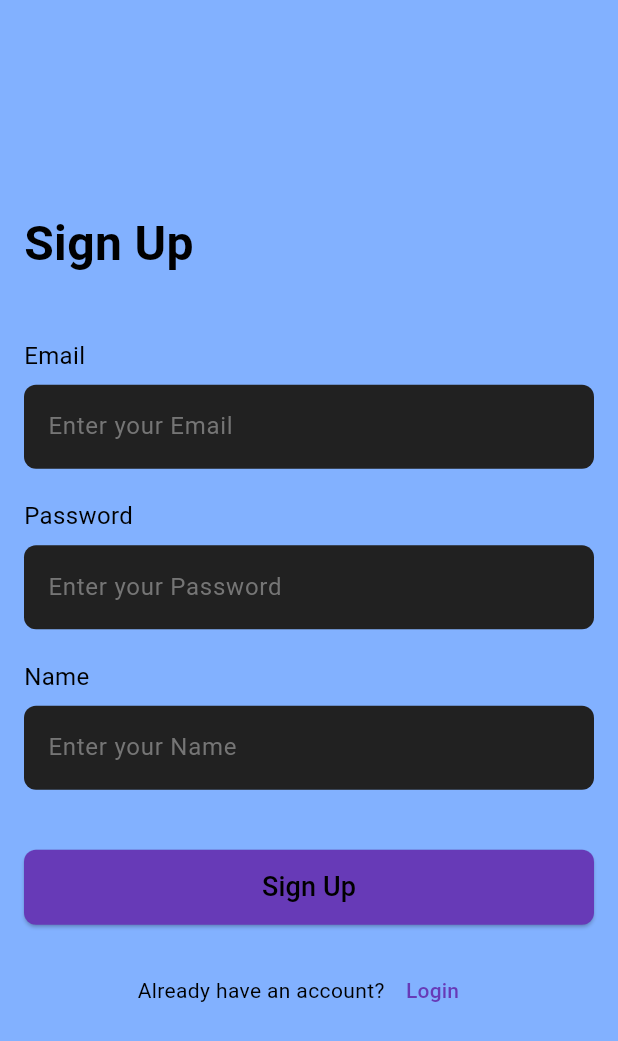
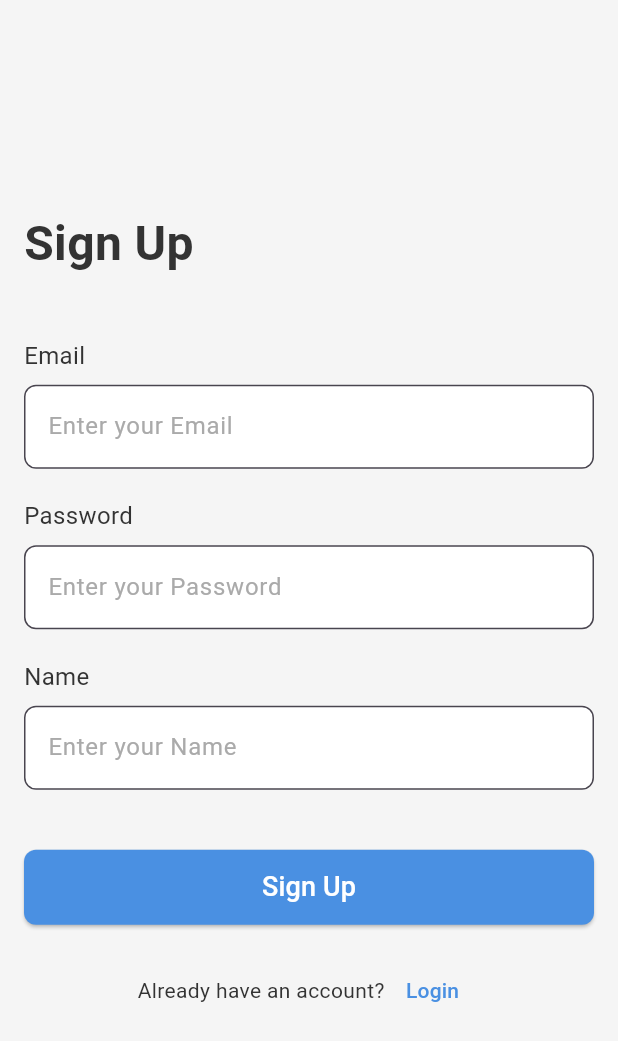
Before and after one commit to daneck99/Mobile_app_dev, a Flutter app: the screen it shows after launch, after a tap on "Sign Up", on a phone screen of 412 x 824 dp. Shown: the top 1041 px of the screen. Run offline on Flutter 3.47's test engine with Material 3 defaults, Android fonts, the phone set to English and light mode, and no system bars; drawn by our look-alikes of modal_progress_hud_nsn; our stand-ins replace cached_network_image, cloud_firestore, firebase_auth, firebase_core, firebase_storage, geolocator and 3 more; accounts and stored records are empty.

Commit message:
FIX : Fixed loginpage and registerpage color

```diff
--- a/lib/login/LoginPage.dart
+++ b/lib/login/LoginPage.dart
@@ -3,7 +3,6 @@ import 'package:security/login/RegisterPage.dart';
 import 'package:firebase_auth/firebase_auth.dart';
 import 'package:modal_progress_hud_nsn/modal_progress_hud_nsn.dart';
 import 'package:security/widgets/homePage/home_page.dart';
-import 'package:security/style/colors.dart';
 
 class LoginPage extends StatelessWidget {
   const LoginPage({super.key});
@@ -44,7 +43,7 @@ class _LoginFormState extends State<LoginForm> {
               crossAxisAlignment: CrossAxisAlignment.start,
               children: [
                 const Text(
-                  '로그인',
+                  'Login',
                   style: TextStyle(
                     color: Color(0xFF333333), // 짙은 회색
                     fontSize: 32,
@@ -69,7 +68,7 @@ class _LoginFormState extends State<LoginForm> {
                     hintStyle: const TextStyle(color: Color(0xFFAAAAAA)), // 연한 회색
                     border: OutlineInputBorder(
                       borderRadius: BorderRadius.circular(8),
-                      borderSide: BorderSide(color: const Color(0xFFCCCCCC)), // 연한 테두리
+                      borderSide: const BorderSide(color: Color(0xFFCCCCCC)), // 연한 테두리
                     ),
                   ),
                   onChanged: (value) {
--- a/lib/login/RegisterPage.dart
+++ b/lib/login/RegisterPage.dart
@@ -3,7 +3,6 @@ import 'package:firebase_auth/firebase_auth.dart';
 import 'package:security/login/SuccessRegister.dart';
 import 'package:modal_progress_hud_nsn/modal_progress_hud_nsn.dart';
 import 'package:cloud_firestore/cloud_firestore.dart';
-import 'package:security/style/colors.dart';
 
 class RegisterPage extends StatelessWidget {
   const RegisterPage({super.key});
@@ -11,7 +10,7 @@ class RegisterPage extends StatelessWidget {
   @override
   Widget build(BuildContext context) {
     return Scaffold(
-      backgroundColor: primaryColor,
+      backgroundColor: const Color(0xFFF5F5F5),
       body: const RegisterForm(),
     );
   }
@@ -47,7 +46,7 @@ class _RegisterFormState extends State<RegisterForm> {
                 const Text(
                   'Sign Up',
                   style: TextStyle(
-                    color: Colors.black,
+                    color: Color(0xFF333333),
                     fontSize: 32,
                     fontWeight: FontWeight.bold,
                   ),
@@ -56,21 +55,21 @@ class _RegisterFormState extends State<RegisterForm> {
                 const Text(
                   'Email',
                   style: TextStyle(
-                    color: Colors.black,
+                    color: Color(0xFF333333),
                     fontSize: 16,
                   ),
                 ),
                 const SizedBox(height: 8),
                 TextFormField(
-                  style: const TextStyle(color: Colors.white),
+                  style: const TextStyle(color: Color(0xFF333333)),
                   decoration: InputDecoration(
                     filled: true,
-                    fillColor: Colors.grey[900],
+                    fillColor: Colors.white,
                     hintText: 'Enter your Email',
-                    hintStyle: TextStyle(color: Colors.grey[600]),
+                    hintStyle: TextStyle(color: Color(0xFFAAAAAA)),
                     border: OutlineInputBorder(
                       borderRadius: BorderRadius.circular(8),
-                      borderSide: BorderSide.none,
+                      borderSide: const BorderSide(color: Color(0xFFCCCCCC)),
                     ),
                   ),
                   onChanged: (value) {
@@ -81,22 +80,22 @@ class _RegisterFormState extends State<RegisterForm> {
                 const Text(
                   'Password',
                   style: TextStyle(
-                    color: Colors.black,
+                    color: Color(0xFF333333),
                     fontSize: 16,
                   ),
                 ),
                 const SizedBox(height: 8),
                 TextFormField(
                   obscureText: true,
-                  style: const TextStyle(color: Colors.white),
+                  style: const TextStyle(color: Color(0xFF333333)),
                   decoration: InputDecoration(
                     filled: true,
-                    fillColor: Colors.grey[900],
+                    fillColor: Colors.white,
                     hintText: 'Enter your Password',
-                    hintStyle: TextStyle(color: Colors.grey[600]),
+                    hintStyle: TextStyle(color: Color(0xFFAAAAAA)),
                     border: OutlineInputBorder(
                       borderRadius: BorderRadius.circular(8),
-                      borderSide: BorderSide.none,
+                      borderSide: const BorderSide(color: Color(0xFFCCCCCC)),
                     ),
                   ),
                   onChanged: (value) {
@@ -107,21 +106,21 @@ class _RegisterFormState extends State<RegisterForm> {
                 const Text(
                   'Name',
                   style: TextStyle(
-                    color: Colors.black,
+                    color: Color(0xFF333333),
                     fontSize: 16,
                   ),
                 ),
                 const SizedBox(height: 8),
                 TextFormField(
-                  style: const TextStyle(color: Colors.white),
+                  style: const TextStyle(color: Color(0xFF333333)),
                   decoration: InputDecoration(
                     filled: true,
-                    fillColor: Colors.grey[900],
+                    fillColor: Colors.white,
                     hintText: 'Enter your Name',
-                    hintStyle: TextStyle(color: Colors.grey[600]),
+                    hintStyle: TextStyle(color: Color(0xFFAAAAAA)),
                     border: OutlineInputBorder(
                       borderRadius: BorderRadius.circular(8),
-                      borderSide: BorderSide.none,
+                      borderSide: const BorderSide(color: Color(0xFFCCCCCC)),
                     ),
                   ),
                   onChanged: (value) {
@@ -131,7 +130,7 @@ class _RegisterFormState extends State<RegisterForm> {
                 const SizedBox(height: 40),
                 ElevatedButton(
                   style: ElevatedButton.styleFrom(
-                    backgroundColor: Colors.deepPurple,
+                    backgroundColor: const Color(0xFF4A90E2),
                     minimumSize: const Size(double.infinity, 50),
                     shape: RoundedRectangleBorder(
                       borderRadius: BorderRadius.circular(8),
@@ -199,7 +198,7 @@ class _RegisterFormState extends State<RegisterForm> {
                   child: const Text(
                     'Sign Up',
                     style: TextStyle(
-                      color: Colors.black,
+                      color: Colors.white,
                       fontSize: 18,
                     ),
                   ),
@@ -210,12 +209,12 @@ class _RegisterFormState extends State<RegisterForm> {
                   children: [
                     const Text(
                       'Already have an account?',
-                      style: TextStyle(color: Colors.black),
+                      style: TextStyle(color: Color(0xFF333333)),
                     ),
                     TextButton(
                       child: const Text(
                         'Login',
-                        style: TextStyle(color: Colors.deepPurple),
+                        style: TextStyle(color: Color(0xFF4A90E2)),
                       ),
                       onPressed: () {
                         Navigator.pop(context);
--- a/lib/login/SuccessRegister.dart
+++ b/lib/login/SuccessRegister.dart
@@ -1,5 +1,4 @@
 import 'package:flutter/material.dart';
-import 'package:security/style/colors.dart';
 
 class SuccessRegisterPage extends StatelessWidget {
   const SuccessRegisterPage({super.key});
@@ -7,7 +6,7 @@ class SuccessRegisterPage extends StatelessWidget {
   @override
   Widget build(BuildContext context) {
     return Scaffold(
-      backgroundColor: primaryColor,
+      backgroundColor: const Color(0xFFF5F5F5),
       body: Center(
         child: Column(
           mainAxisAlignment: MainAxisAlignment.center,
@@ -25,7 +24,7 @@ class SuccessRegisterPage extends StatelessWidget {
             ),
             ElevatedButton(
               style: ElevatedButton.styleFrom(
-                backgroundColor: Colors.deepPurple,
+                backgroundColor: const Color(0xFF4A90E2),
                 minimumSize: const Size(150, 50), // 버튼 크기
                 shape: RoundedRectangleBorder(
                   borderRadius: BorderRadius.circular(8), // 둥근 모서리
@@ -38,7 +37,7 @@ class SuccessRegisterPage extends StatelessWidget {
                 'Login',
                 style: TextStyle(
                   fontSize: 16,
-                  color: Colors.black,
+                  color: Colors.white,
                 ),
               ),
             ),
```
